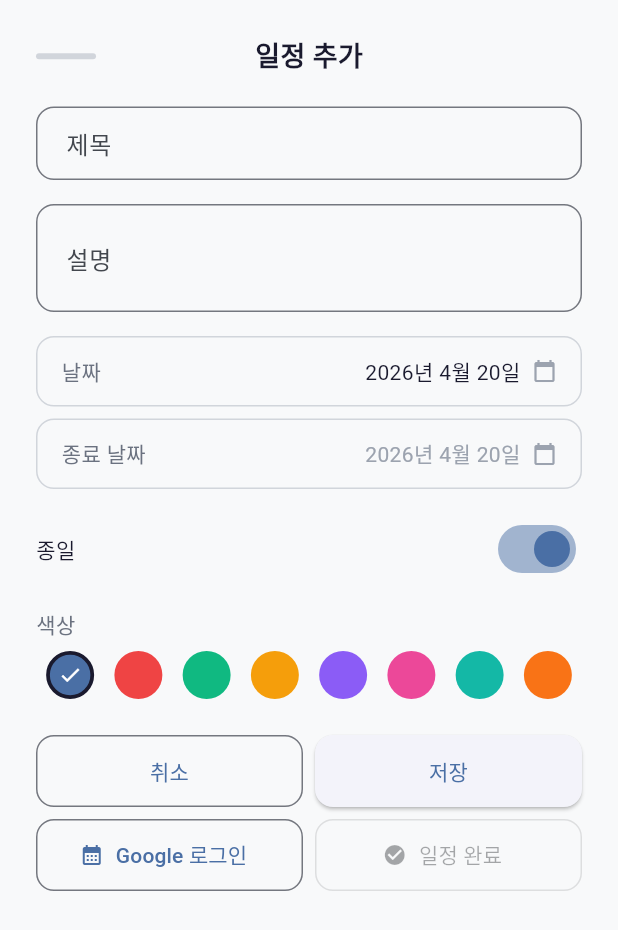
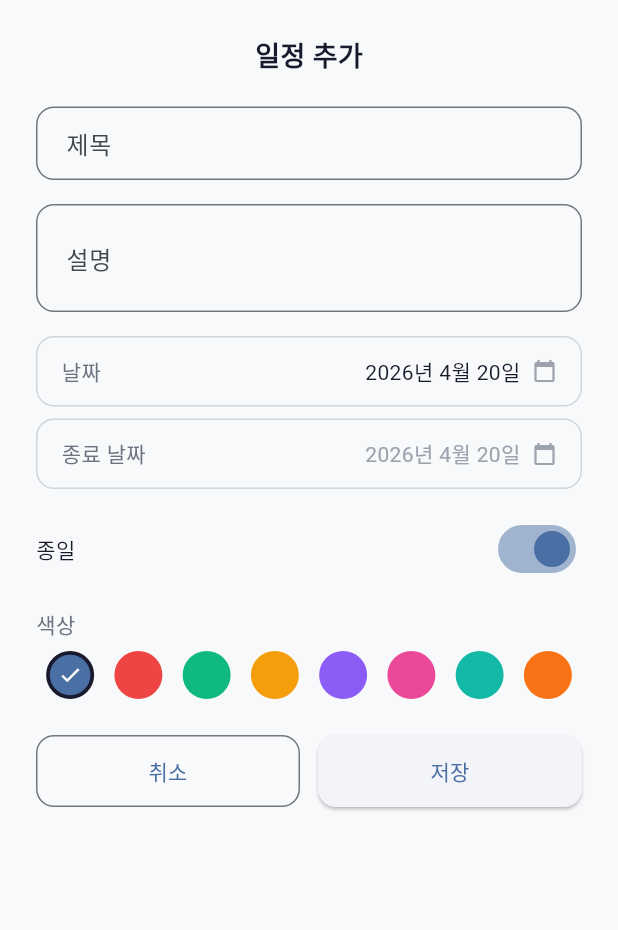
Before and after one commit to indibery/planroutine, a Flutter app: the EventEditDialog widget shown alone on an empty page, opened directly with empty values, on a phone screen of 412 x 824 dp. Shown: the top 930 px of the screen. Run offline on Flutter 3.47's test engine with Material 3 defaults, Android fonts, the phone set to English and light mode, and no system bars; our stand-ins replace csv, file_picker, flutter_local_notifications, flutter_riverpod, freezed_annotation, go_router and 6 more; missing offline and left inert: charset_converter, googleapis; accounts and stored records are empty.

Commit message:
refactor(event-edit): 일정 수정 다이얼로그 단순화 (2버튼 + 헤더 휴지통)
변경 사항
- 하단 버튼 [취소][저장][Google 저장][일정 완료] 4개 → [취소][저장] 2개
- 헤더 우측에 휴지통 IconButton 추가 (편집 모드에서만 노출)
  → 탭 시 이벤트를 휴지통으로 soft-delete + 다이얼로그 닫음
- _savingToGoogle 상태, _onSaveToGoogle, _onToggleCompleted 메서드 제거
- google_providers 임포트 제거 (후속 커밋에서 스와이프로 이동)

Rationale
- 수정 다이얼로그는 "편집" 한 가지에 집중. 부차 액션(Google 저장/완료)은
  별도 스와이프 제스처로 이동해 시각적 복잡도 감소.

Co-Authored-By: Claude Opus 4.7 (1M context) <noreply@anthropic.com>

```diff
--- a/lib/features/calendar/presentation/widgets/event_edit_dialog.dart
+++ b/lib/features/calendar/presentation/widgets/event_edit_dialog.dart
@@ -6,7 +6,6 @@ import '../../../../core/constants/app_colors.dart';
 import '../../../../core/constants/app_sizes.dart';
 import '../../../../core/constants/app_strings.dart';
 import '../../../../core/utils/date_utils.dart';
-import '../../../google/presentation/providers/google_providers.dart';
 import '../../domain/calendar_event.dart';
 import '../providers/calendar_providers.dart';
 
@@ -54,7 +53,6 @@ class _EventEditDialogState extends ConsumerState<EventEditDialog> {
   DateTime? _endDate;
   late bool _isAllDay;
   late Color _selectedColor;
-  bool _savingToGoogle = false;
   bool get _isEditing => widget.event != null;
 
   @override
@@ -116,14 +114,8 @@ class _EventEditDialogState extends ConsumerState<EventEditDialog> {
   Widget _buildHeader() {
     return Row(
       children: [
-        Container(
-          width: 40,
-          height: 4,
-          decoration: BoxDecoration(
-            color: AppColors.border,
-            borderRadius: BorderRadius.circular(AppSizes.radius4),
-          ),
-        ),
+        // 좌측은 빈 공간 — 가운데 정렬용 (우측 아이콘 너비만큼)
+        const SizedBox(width: 40),
         const Spacer(),
         Text(
           _isEditing ? AppStrings.calendarEditEvent : AppStrings.calendarAddEvent,
@@ -134,7 +126,22 @@ class _EventEditDialogState extends ConsumerState<EventEditDialog> {
           ),
         ),
         const Spacer(),
-        const SizedBox(width: 40),
+        // 편집 시에만 우측에 휴지통 노출 (새 이벤트엔 삭제할 게 없음)
+        SizedBox(
+          width: 40,
+          child: _isEditing
+              ? IconButton(
+                  icon: const Icon(
+                    Icons.delete_outline,
+                    color: AppColors.error,
+                  ),
+                  tooltip: AppStrings.delete,
+                  onPressed: _onDelete,
+                  padding: EdgeInsets.zero,
+                  constraints: const BoxConstraints(),
+                )
+              : null,
+        ),
       ],
     );
   }
@@ -296,82 +303,20 @@ class _EventEditDialogState extends ConsumerState<EventEditDialog> {
   }
 
   Widget _buildButtons() {
-    final googleAccount = ref.watch(googleAccountProvider).valueOrNull;
-    final isSignedIn = googleAccount != null;
-    final isCompleted = widget.event?.isCompleted ?? false;
-    final canComplete = _isEditing; // 새로 추가하는 이벤트는 먼저 저장해야 완료 가능
-
-    return Column(
-      children: [
-        // Row 1: 취소 / 저장
-        Row(
+    return Row(
       children: [
         Expanded(
           child: OutlinedButton(
-                onPressed:
-                    _savingToGoogle ? null : () => Navigator.pop(context),
+            onPressed: () => Navigator.pop(context),
             child: const Text(AppStrings.cancel),
           ),
         ),
-            const SizedBox(width: AppSizes.spacing8),
+        const SizedBox(width: AppSizes.spacing12),
         Expanded(
           child: ElevatedButton(
-                onPressed: _savingToGoogle ? null : _onSave,
+            onPressed: _onSave,
             child: const Text(AppStrings.save),
           ),
-            ),
-          ],
-        ),
-        const SizedBox(height: AppSizes.spacing8),
-        // Row 2: Google 저장 / 일정 완료(or 완료 취소)
-        Row(
-          children: [
-            Expanded(
-              child: OutlinedButton.icon(
-                onPressed: _savingToGoogle ? null : _onSaveToGoogle,
-                icon: _savingToGoogle
-                    ? const SizedBox(
-                        width: 14,
-                        height: 14,
-                        child: CircularProgressIndicator(strokeWidth: 2),
-                      )
-                    : const Icon(Icons.calendar_month, size: 16),
-                label: Text(
-                  isSignedIn
-                      ? AppStrings.calendarSaveToGoogleShort
-                      : AppStrings.calendarSaveToGoogleNeedsSignInShort,
-                  overflow: TextOverflow.ellipsis,
-                ),
-                style: OutlinedButton.styleFrom(
-                  foregroundColor: AppColors.primary,
-                ),
-              ),
-            ),
-            const SizedBox(width: AppSizes.spacing8),
-            Expanded(
-              child: OutlinedButton.icon(
-                onPressed: (canComplete && !_savingToGoogle)
-                    ? _onToggleCompleted
-                    : null,
-                icon: Icon(
-                  isCompleted
-                      ? Icons.radio_button_unchecked
-                      : Icons.check_circle,
-                  size: 16,
-                ),
-                label: Text(
-                  isCompleted
-                      ? AppStrings.calendarUndoComplete
-                      : AppStrings.calendarMarkComplete,
-                ),
-                style: OutlinedButton.styleFrom(
-                  foregroundColor: isCompleted
-                      ? AppColors.textSecondary
-                      : AppColors.statusConfirmed,
-                ),
-              ),
-            ),
-          ],
         ),
       ],
     );
@@ -405,61 +350,12 @@ class _EventEditDialogState extends ConsumerState<EventEditDialog> {
     Navigator.pop(context, _buildEvent());
   }
 
-  /// 구글 캘린더에 이벤트 생성 + 로컬에도 저장.
-  ///
-  /// 로그인 안 되어있으면 먼저 로그인 유도. 네트워크/권한 에러 시 스낵바로 안내.
-  Future<void> _onSaveToGoogle() async {
-    if (!_formKey.currentState!.validate()) return;
-    setState(() => _savingToGoogle = true);
-    try {
-      final service = ref.read(googleCalendarServiceProvider);
-      if (service.currentUser == null) {
-        final account = await service.signIn();
-        if (account == null) {
-          // 사용자가 로그인 취소
-          if (mounted) setState(() => _savingToGoogle = false);
-          return;
-        }
-      }
-      final endDate = _endDate ?? _eventDate;
-      await service.createEvent(
-        title: _titleController.text.trim(),
-        description: _descriptionController.text.trim().isEmpty
-            ? null
-            : _descriptionController.text.trim(),
-        startDate: _eventDate,
-        endDate: endDate,
-        isAllDay: _isAllDay,
-      );
-      if (!mounted) return;
-      ScaffoldMessenger.of(context).showSnackBar(
-        const SnackBar(content: Text(AppStrings.calendarSaveToGoogleDone)),
-      );
-      Navigator.pop(context, _buildEvent());
-    } catch (e) {
-      if (mounted) {
-        setState(() => _savingToGoogle = false);
-        ScaffoldMessenger.of(context).showSnackBar(
-          SnackBar(
-            content: Text('${AppStrings.calendarSaveToGoogleFailed}: $e'),
-            backgroundColor: AppColors.error,
-          ),
-        );
-      }
-    }
-  }
-
-  /// 완료/완료 취소 토글: 현재 편집 중인 내용을 먼저 저장 후 상태 변경.
-  Future<void> _onToggleCompleted() async {
-    if (!_formKey.currentState!.validate()) return;
+  /// 휴지통으로 soft-delete. 다이얼로그 닫고 notifier에 위임.
+  Future<void> _onDelete() async {
     final event = widget.event;
-    if (event == null) return;
-
-    // 편집 내용 먼저 반영
-    final edited = _buildEvent();
-    await ref.read(selectedMonthEventsProvider.notifier).updateEvent(edited);
-    // 완료 상태 토글
-    await ref.read(selectedMonthEventsProvider.notifier).toggleCompleted(event);
+    final id = event?.id;
+    if (id == null) return;
+    await ref.read(selectedMonthEventsProvider.notifier).deleteEvent(id);
     if (!mounted) return;
     Navigator.pop(context);
   }
```
Lines whose indentation alone changed are shown as unchanged.
